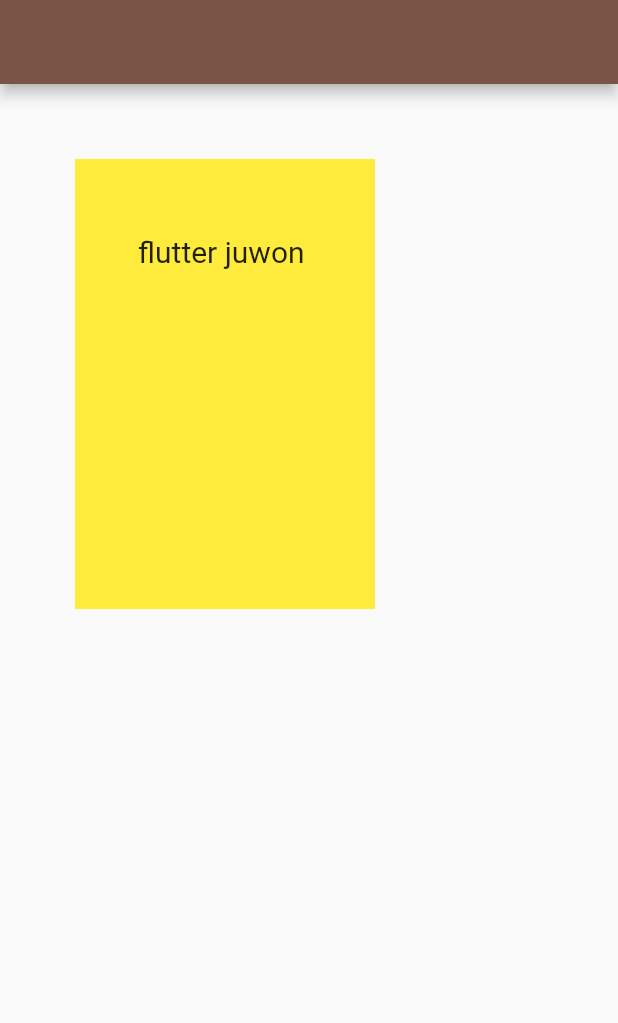
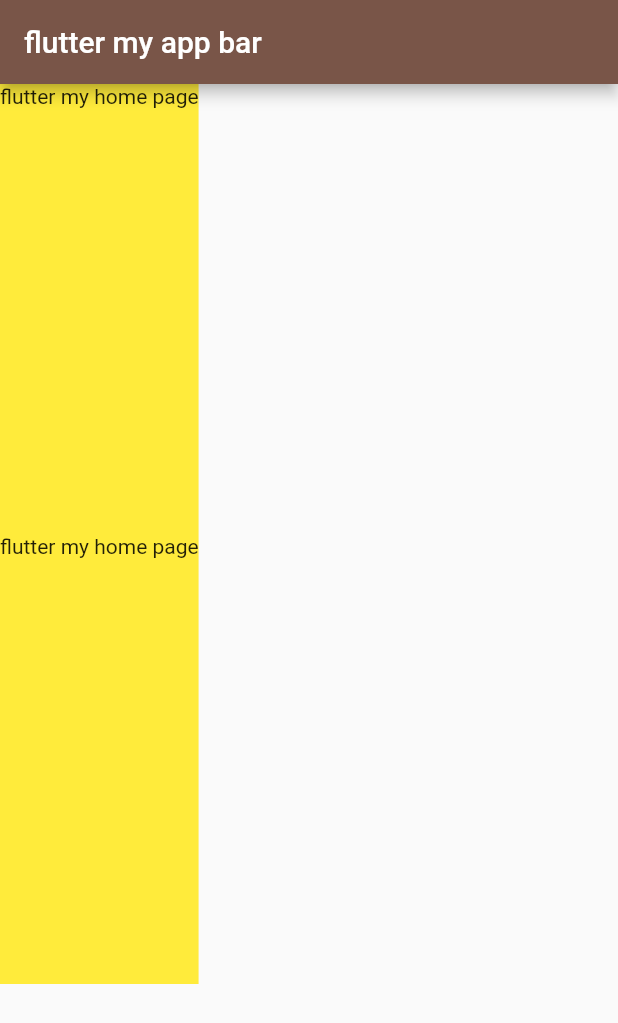
Before and after one commit to Juwon-Yun/LearnFlutter, a Flutter app: the screen it shows after launch, on a phone screen of 412 x 824 dp. Shown: the top 1023 px of the screen. Run offline on Flutter 3.47's test engine with Material 2 defaults, Android fonts, the phone set to English and light mode, and no system bars.

Commit message:
feat: multiple container => column

```diff
--- a/lib/main.dart
+++ b/lib/main.dart
@@ -1,4 +1,5 @@
 import 'package:flutter/material.dart';
+import 'package:learn_flutter/page/column_row_stack.dart';
 import 'package:learn_flutter/page/home_page.dart';
 
 void main() {
@@ -16,7 +17,8 @@ class MyApp extends StatelessWidget {
       theme: ThemeData(
         primarySwatch: Colors.brown,
       ),
-      home: const JuwonHomePage(),
+      // home: const JuwonHomePage(),
+      home: const MultipleWidgetPage(),
     );
   }
 }
--- /dev/null
+++ b/lib/page/column_row_stack.dart
@@ -0,0 +1,31 @@
+// StatelessWidget을 상속 받고 build로 그린다.
+import 'package:flutter/material.dart';
+
+class MultipleWidgetPage extends StatelessWidget {
+  const MultipleWidgetPage({
+    Key? key,
+  }) : super(key: key);
+
+  @override
+  Widget build(BuildContext context) {
+    return Scaffold(
+        appBar: AppBar(
+          title: const Text("flutter my app bar"),
+        ),
+        body: Column(
+          children: [
+            Container(
+              color : Colors.yellow,
+              height : 300,
+              child: const Text("flutter my home page"),
+            ),
+            Container(
+              color : Colors.yellow,
+              height : 300,
+              child: const Text("flutter my home page"),
+            )
+          ],
+        ),
+            );
+  }
+}
--- a/lib/page/home_page.dart
+++ b/lib/page/home_page.dart
@@ -14,6 +14,7 @@ class JuwonHomePage extends StatelessWidget {
       // container color는 자식이 없다면 전체 화면을 먹는다.
       // 있다면 width 만큼 먹는다.
       // Center위젯은 옵션이 별로없어서 주로 container를 사용한다.
+        // 만약에 padding 밖에 없다면 container대신에 padding 역활만 하는 위젯을 사용하는 것을 추천한다.
       body: Container(color: Colors.yellow,
           // padding: const EdgeInsets.all(10),
           padding: const EdgeInsets.symmetric(horizontal: 20, vertical: 50),
```
Also changed, not shown: 1 other file.
